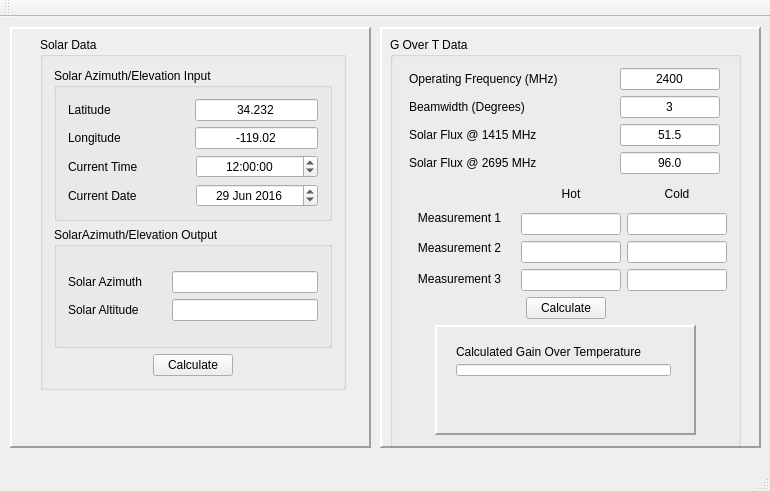
Old version of the form mainwindow.ui in the repository RaidenV/Got.
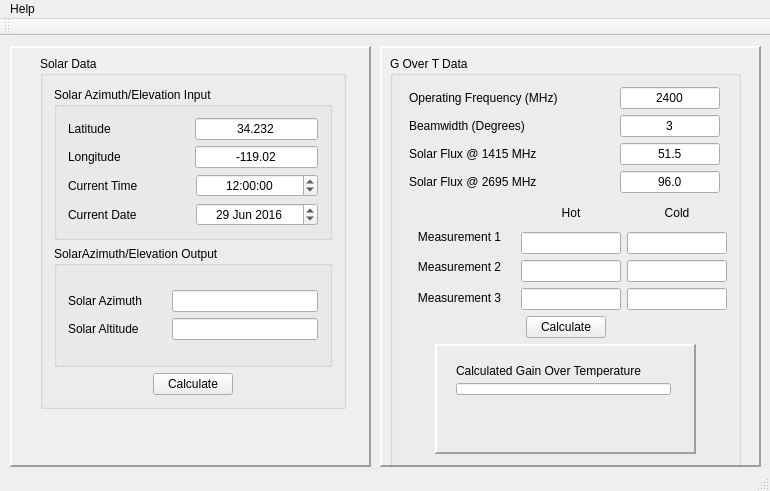
New version of the form.

Commit message: Added a How To section, started on the actual Gain Over Temperature calculation class

What changed in the file:
```diff
--- a/mainwindow.ui
+++ b/mainwindow.ui
@@ -741,7 +741,7 @@
           <property name="lineWidth">
            <number>2</number>
           </property>
-          <widget class="QWidget" name="">
+          <widget class="QWidget" name="layoutWidget">
            <property name="geometry">
             <rect>
              <x>10</x>
@@ -803,13 +803,21 @@
      <height>25</height>
     </rect>
    </property>
+   <widget class="QMenu" name="menuHelp">
+    <property name="title">
+     <string>Help</string>
+    </property>
+    <addaction name="actionHowTo"/>
+    <addaction name="actionAbout"/>
+   </widget>
+   <addaction name="menuHelp"/>
   </widget>
   <widget class="QToolBar" name="mainToolBar">
    <attribute name="toolBarArea">
     <enum>TopToolBarArea</enum>
    </attribute>
    <attribute name="toolBarBreak">
-    <bool>true</bool>
+    <bool>false</bool>
    </attribute>
   </widget>
   <widget class="QStatusBar" name="statusBar"/>
```
Left out of the diff: 10 changed lines with no effect on the pictures. The commit also changes 10 other files.
